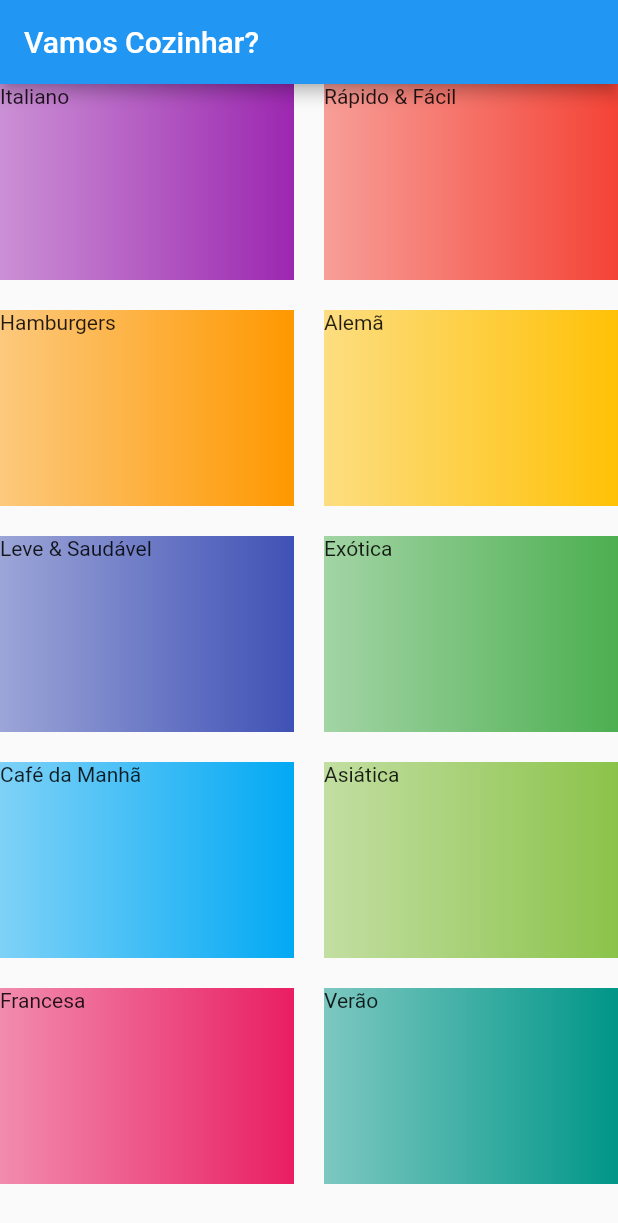
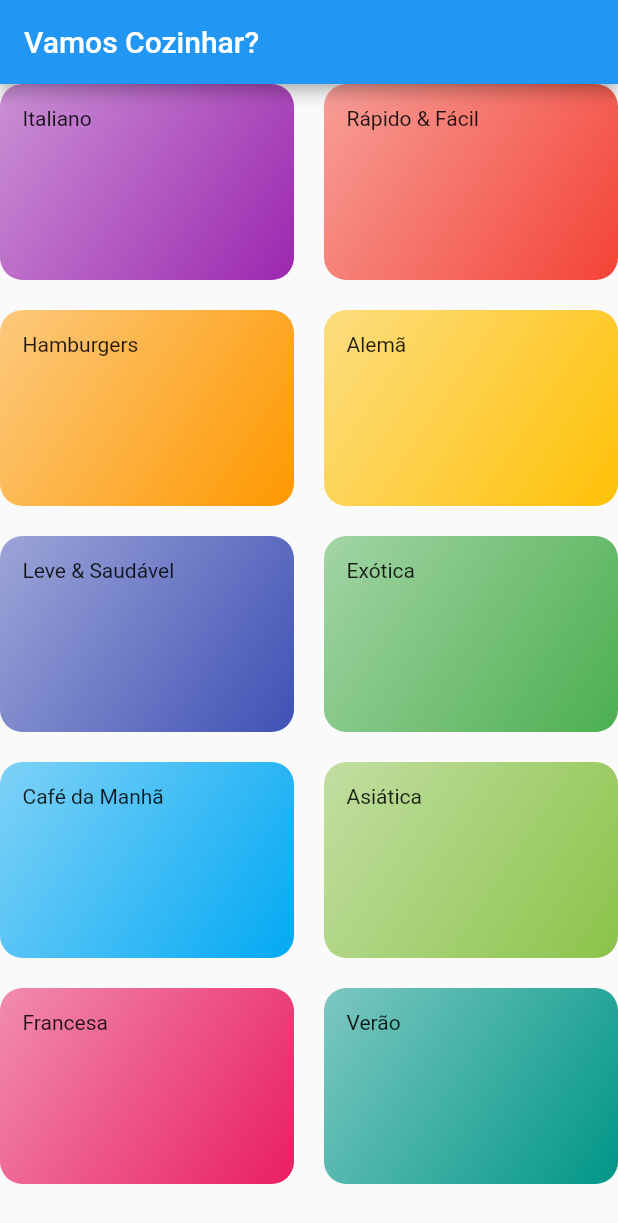
Before and after one commit to enilsonfilho/restaurant-app, a Flutter app: the screen it shows after launch, on a phone screen of 412 x 824 dp. Shown: the top 1223 px of the screen. Run offline on Flutter 3.47's test engine with Material 2 defaults, Android fonts, the light colour scheme and no system bars.

Commit message:
feat: add BorderRadius

```diff
--- a/lib/components/category_item.dart
+++ b/lib/components/category_item.dart
@@ -11,12 +11,16 @@ class CategoryItem extends StatelessWidget {
   Widget build(BuildContext context) {
     return Container(
       child: Text(category.title),
+      padding: EdgeInsets.all(15),
       decoration: BoxDecoration(
+        borderRadius: BorderRadius.circular(15),
         gradient: LinearGradient(
           colors: [
             category.color.withOpacity(0.5),
             category.color,
           ],
+          begin: Alignment.topLeft,
+          end: Alignment.bottomRight
         )
       ),
     );
```
